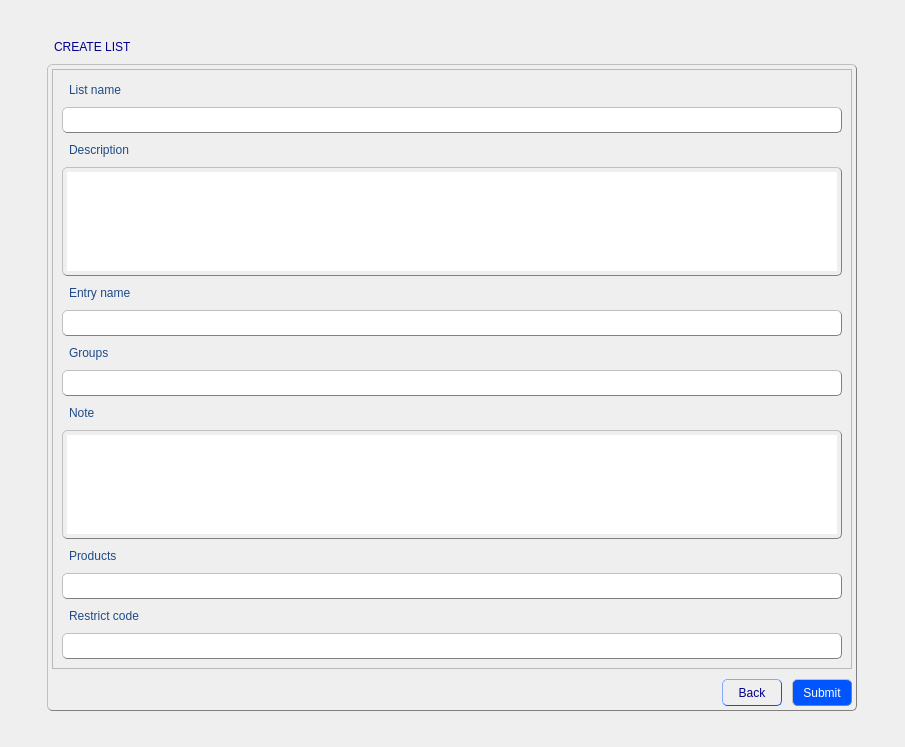
Above: Builder/Builder/createlistform.ui from Rork96/QtProjects before the change. Below: the same form after it.
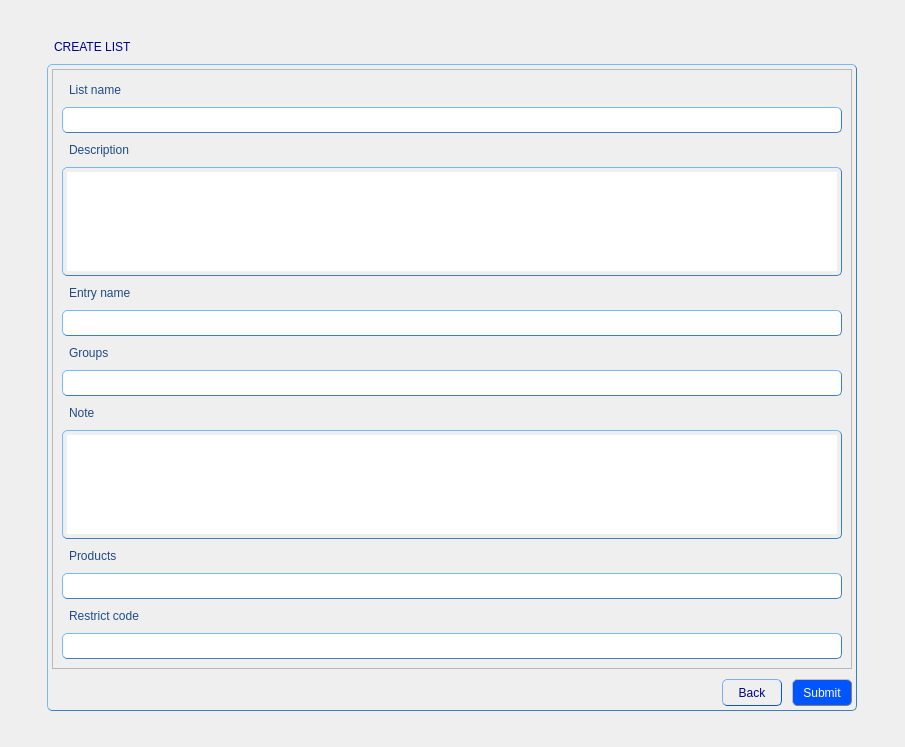
That is the form after the change.

```diff
--- a/Builder/Builder/createlistform.ui
+++ b/Builder/Builder/createlistform.ui
@@ -17,7 +17,7 @@
    <string notr="true">QGroupBox {
                color: black;
                padding: 4px;
-               border: 1px solid grey; 
+               border: 1px solid rgb(63, 127, 191); 
                border-radius: 5px;
                border-style: outset;
               }
@@ -25,7 +25,7 @@
                color: blue;
                padding: 4px;
                border-radius: 5px;
-               border: 1px solid grey; 
+               border: 1px solid rgb(63, 127, 191); 
                border-style: outset;
 	           font: 11pt &quot;MS Shell Dlg 2&quot;;
               }
@@ -46,7 +46,7 @@
 QLineEdit {
                color: black;
                padding: 4px;
-               border: 1px solid grey; 
+               border: 1px solid rgb(63, 127, 191); 
                border-radius: 5px;
                border-style: outset;
 	           font: 10pt &quot;MS Shell Dlg 2&quot;;
@@ -54,7 +54,7 @@
 QComboBox {
 			   color: black;
                padding: 4px;
-               border: 1px solid grey; 
+               border: 1px solid rgb(63, 127, 191); 
                border-radius: 5px;
                border-style: outset;
                font: 9pt &quot;MS Shell Dlg 2&quot;;
@@ -63,7 +63,7 @@
 QTextEdit {
                color: black;
                padding: 4px;
-               border: 1px solid grey; 
+               border: 1px solid rgb(63, 127, 191); 
                border-radius: 5px;
                border-style: outset;
 	           font: 10pt &quot;MS Shell Dlg 2&quot;;
@@ -71,7 +71,7 @@
 QSpinBox {
                color: black;
                padding: 4px;
-               border: 1px solid grey; 
+               border: 1px solid rgb(63, 127, 191); 
                border-radius: 5px;
                border-style: outset;
 	           font: 10pt &quot;MS Shell Dlg 2&quot;;
@@ -79,7 +79,7 @@
 QListView {
                color: black;
                padding: 4px;
-               border: 1px solid grey; 
+               border: 1px solid rgb(63, 127, 191); 
                border-radius: 5px;
                border-style: outset;
 	           font: 10pt &quot;MS Shell Dlg 2&quot;;
```
